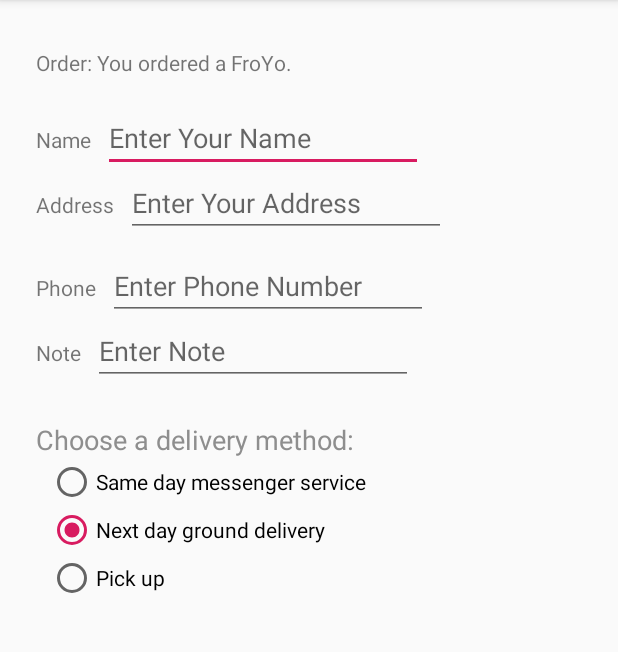
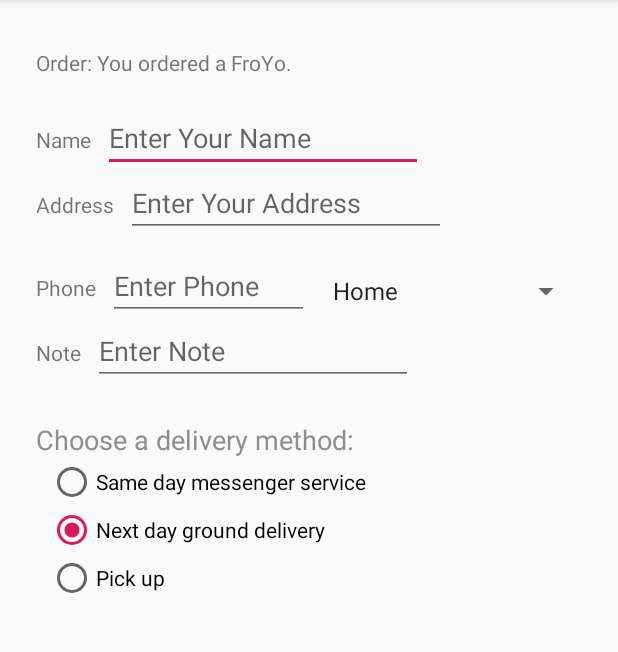
Before and after one commit to AM2037/DroidCafeInput, an Android app: the screen it shows after launch (OrderActivity), after a tap on an icon or button, on a phone screen of 412 x 824 dp, the part 84-736 px from its top. Run offline under Robolectric (Android 15) with nearby library versions, the phone set to English and light mode, and no system bars.

```diff
--- a/app/src/main/java/com/example/android/droidcafeinput/OrderActivity.java
+++ b/app/src/main/java/com/example/android/droidcafeinput/OrderActivity.java
@@ -5,11 +5,14 @@ import androidx.appcompat.app.AppCompatActivity;
 import android.content.Intent;
 import android.os.Bundle;
 import android.view.View;
+import android.widget.AdapterView;
+import android.widget.ArrayAdapter;
 import android.widget.RadioButton;
+import android.widget.Spinner;
 import android.widget.TextView;
 import android.widget.Toast;
 
-public class OrderActivity extends AppCompatActivity {
+public class OrderActivity extends AppCompatActivity implements AdapterView.OnItemSelectedListener {
 
     @Override
     protected void onCreate(Bundle savedInstanceState) {
@@ -20,6 +23,18 @@ public class OrderActivity extends AppCompatActivity {
         String message = "Order: " + intent.getStringExtra(MainActivity.EXTRA_MESSAGE);
         TextView textView = findViewById(R.id.order_textview);
         textView.setText(message);
+
+        // Spinner
+        Spinner spinner = findViewById(R.id.label_spinner);
+        if (spinner != null) {
+            spinner.setOnItemSelectedListener(this);
+        }
+        ArrayAdapter<CharSequence> adapter = ArrayAdapter.createFromResource(this, R.array.labels_array,
+                android.R.layout.simple_spinner_item);
+        adapter.setDropDownViewResource(android.R.layout.simple_spinner_dropdown_item);
+        if (spinner != null) {
+            spinner.setAdapter(adapter);
+        }
     }
 
     public void onRadioButtonClicked(View view) {
@@ -48,8 +63,26 @@ public class OrderActivity extends AppCompatActivity {
         }
     }
 
+    /**
+     * Displays the actual message in a toast message.
+     *
+     * @param message Message to display.
+     */
     public void displayToast(String message) {
         Toast.makeText(getApplicationContext(), message,
                 Toast.LENGTH_SHORT).show();
     }
+
+    // Interface callback for when any spinner item is selected.
+    @Override
+    public void onItemSelected(AdapterView<?> adapterView, View view, int i, long l) {
+        String spinnerLabel = adapterView.getItemAtPosition(i).toString();
+        displayToast(spinnerLabel);
+    }
+
+    // Interface callback for when no spinner item is selected.
+    @Override
+    public void onNothingSelected(AdapterView<?> adapterView) {
+        // Do nothing.
+    }
 }
--- a/app/src/main/res/layout/activity_order.xml
+++ b/app/src/main/res/layout/activity_order.xml
@@ -74,7 +74,7 @@
 
     <EditText
         android:id="@+id/phone_text"
-        android:layout_width="wrap_content"
+        android:layout_width="@dimen/width2"
         android:layout_height="wrap_content"
         android:layout_marginStart="@dimen/margin"
         android:layout_marginLeft="@dimen/margin"
@@ -84,6 +84,18 @@
         app:layout_constraintBaseline_toBaselineOf="@+id/phone_label"
         app:layout_constraintStart_toEndOf="@+id/phone_label" />
 
+    <Spinner
+        android:id="@+id/label_spinner"
+        android:layout_width="@dimen/width"
+        android:layout_height="wrap_content"
+        android:layout_marginRight="@dimen/margin_wide"
+        android:layout_marginEnd="@dimen/margin_wide"
+        android:layout_marginLeft="@dimen/margin"
+        android:layout_marginStart="@dimen/margin"
+        android:layout_marginTop="@dimen/margin_wide"
+        app:layout_constraintEnd_toEndOf="parent"
+        app:layout_constraintStart_toEndOf="@id/phone_text"
+        app:layout_constraintTop_toBottomOf="@id/address_text" />
     <TextView
         android:id="@+id/note_label"
         android:layout_width="wrap_content"
--- a/app/src/main/res/values/dimens.xml
+++ b/app/src/main/res/values/dimens.xml
@@ -6,4 +6,5 @@
     <dimen name="margin">8dp</dimen>
     <dimen name="margin2">32dp</dimen>
     <dimen name="radio_text">18sp</dimen>
+    <dimen name="width2">134dp</dimen>
 </resources>
--- a/app/src/main/res/values/strings.xml
+++ b/app/src/main/res/values/strings.xml
@@ -14,7 +14,13 @@
     <string name="address_label_text">Address</string>
     <string name="enter_address_hint">Enter Your Address</string>
     <string name="phone_label_text">Phone</string>
-    <string name="enter_phone_hint">Enter Phone Number</string>
+    <string name="enter_phone_hint">Enter Phone</string>
+    <string-array name="labels_array">
+        <item>Home</item>
+        <item>Work</item>
+        <item>Mobile</item>
+        <item>Other</item>
+    </string-array>
     <string name="note_label_text">Note</string>
     <string name="enter_note_hint">Enter Note</string>
     <string name="delivery_label_text">Choose a delivery method:</string>
```
